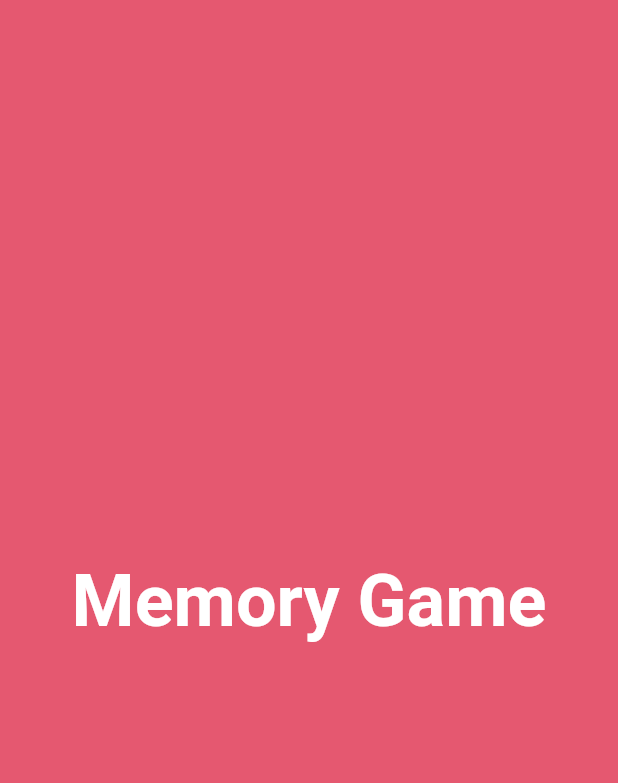
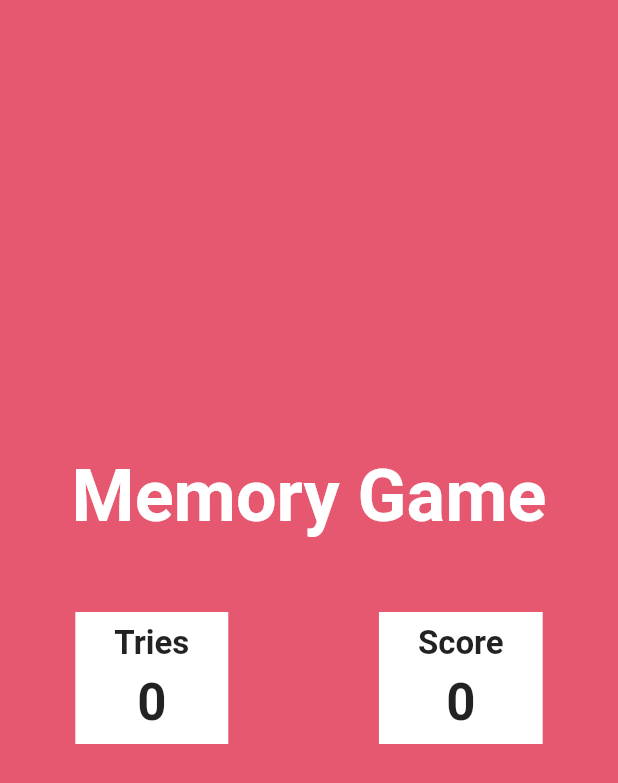
Before and after one commit to mjk22071998/memory_card_game, a Flutter app: the screen it shows after launch, on a phone screen of 412 x 824 dp. Shown: the top 783 px of the screen. Run offline on Flutter 3.47's test engine with Material 2 defaults, Android fonts, the phone set to English and light mode, and no system bars.

Commit message:
Score card added

```diff
--- /dev/null
+++ b/lib/custom_widgets/scorecard.dart
@@ -0,0 +1,30 @@
+import 'package:flutter/material.dart';
+
+Widget scorecard(String title, String info) {
+  return Container(
+    margin: const EdgeInsets.all(26.0),
+    padding: const EdgeInsets.symmetric(vertical: 8.0, horizontal: 26.0),
+    color: Colors.white,
+    child: Column(
+      children: [
+        Text(
+          title,
+          style: const TextStyle(
+            fontSize: 22.0,
+            fontWeight: FontWeight.bold,
+          ),
+        ),
+        const SizedBox(
+          height: 6.0,
+        ),
+        Text(
+          info,
+          style: const TextStyle(
+            fontSize: 34.0,
+            fontWeight: FontWeight.bold,
+          ),
+        )
+      ],
+    ),
+  );
+}
--- a/lib/main.dart
+++ b/lib/main.dart
@@ -1,6 +1,7 @@
 import 'dart:ui';
 
 import 'package:flutter/material.dart';
+import 'package:memory_card_game/custom_widgets/scorecard.dart';
 
 void main() {
   runApp(const MyApp());
@@ -50,7 +51,10 @@
           Row(
             mainAxisAlignment: MainAxisAlignment.spaceAround,
             crossAxisAlignment: CrossAxisAlignment.center,
-
+            children: [
+              scorecard("Tries", "0"),
+              scorecard("Score", "0")
+            ],
           ),
         ],
       ),
```
